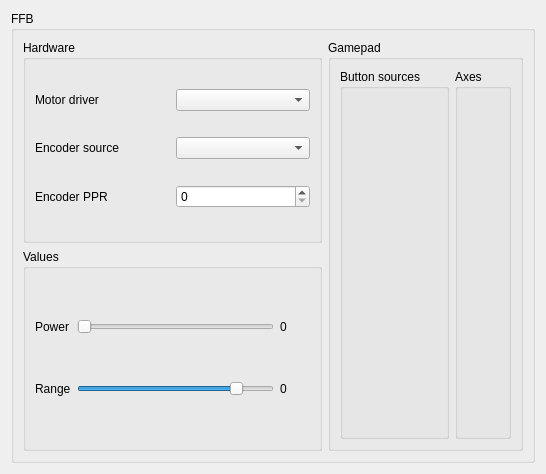
First picture: the form in res/ffbclass.ui, repository Ultrawipf/OpenFFBoard-configurator, before the edit.
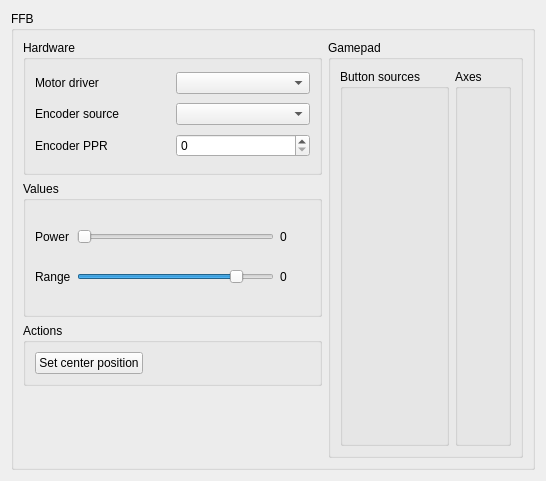
Second picture: the form after the edit.

Commit message: Added center button

Diff of the .ui file:
```diff
--- a/res/ffbclass.ui
+++ b/res/ffbclass.ui
@@ -7,7 +7,7 @@
     <x>0</x>
     <y>0</y>
     <width>546</width>
-    <height>474</height>
+    <height>481</height>
    </rect>
   </property>
   <property name="windowTitle">
@@ -162,7 +162,7 @@
         </layout>
        </widget>
       </item>
-      <item row="0" column="1" rowspan="2">
+      <item row="0" column="1" rowspan="3">
        <widget class="QGroupBox" name="groupBox_3">
         <property name="title">
          <string>Gamepad</string>
@@ -191,6 +191,41 @@
         </layout>
        </widget>
       </item>
+      <item row="2" column="0" alignment="Qt::AlignTop">
+       <widget class="QGroupBox" name="groupBox_2">
+        <property name="sizePolicy">
+         <sizepolicy hsizetype="Minimum" vsizetype="Minimum">
+          <horstretch>0</horstretch>
+          <verstretch>0</verstretch>
+         </sizepolicy>
+        </property>
+        <property name="title">
+         <string>Actions</string>
+        </property>
+        <layout class="QHBoxLayout" name="horizontalLayout_2">
+         <item alignment="Qt::AlignBottom">
+          <widget class="QPushButton" name="pushButton_center">
+           <property name="text">
+            <string>Set center position</string>
+           </property>
+          </widget>
+         </item>
+         <item>
+          <spacer name="horizontalSpacer">
+           <property name="orientation">
+            <enum>Qt::Horizontal</enum>
+           </property>
+           <property name="sizeHint" stdset="0">
+            <size>
+             <width>40</width>
+             <height>20</height>
+            </size>
+           </property>
+          </spacer>
+         </item>
+        </layout>
+       </widget>
+      </item>
      </layout>
     </widget>
    </item>
```
Left out of the diff: 9 changed lines with no effect on the pictures. The commit also changes 1 other file.
